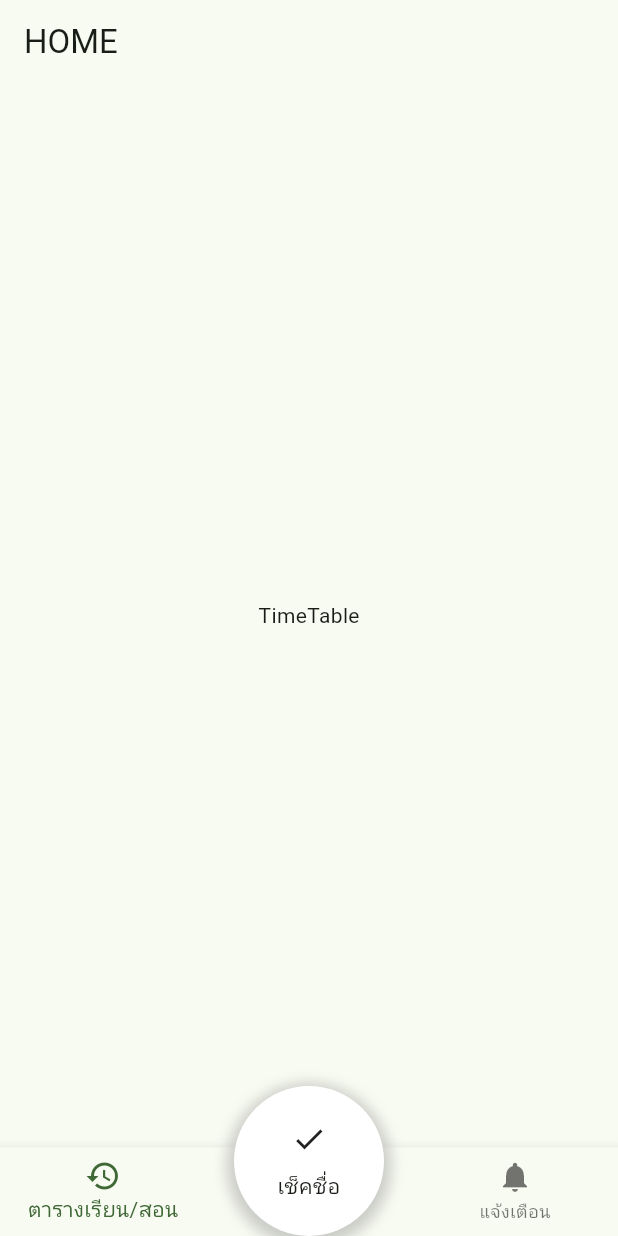
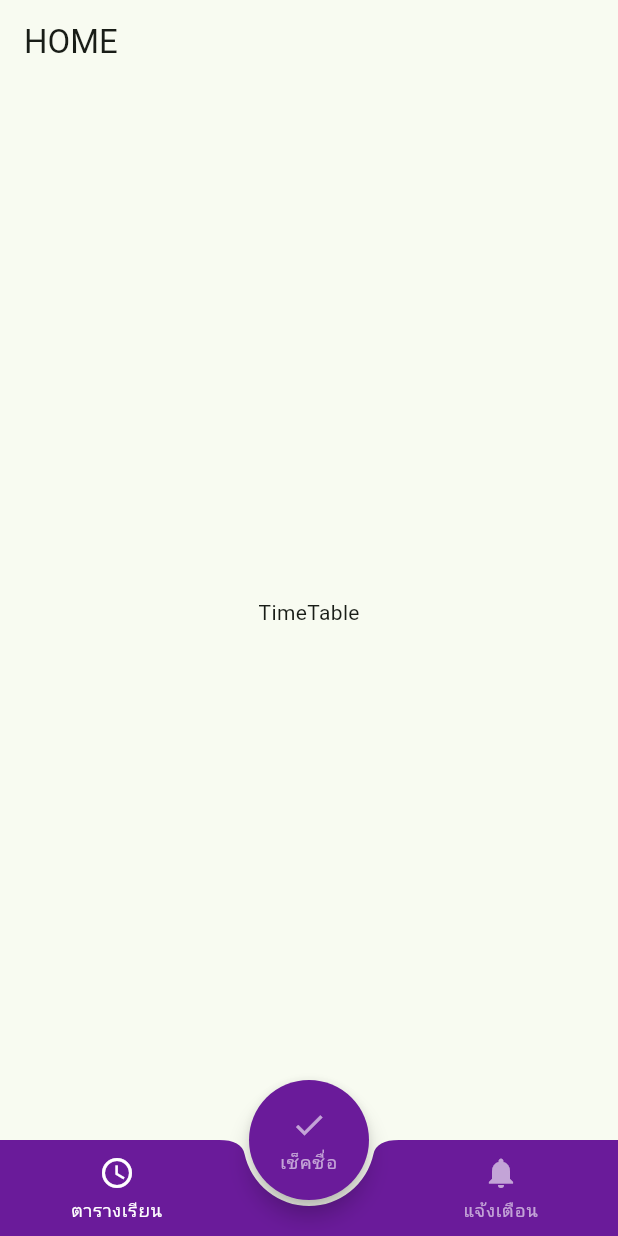
Before and after one commit to arkantuka/classroom, a Flutter app: the HomePage screen opened directly, on a phone screen of 412 x 824 dp. Run offline on Flutter 3.47's test engine with Material 3 defaults, Android fonts, the phone set to English and light mode, and no system bars.

Commit message:
Bottom App Bar update

```diff
--- a/lib/main.dart
+++ b/lib/main.dart
@@ -13,8 +13,9 @@ class MyApp extends StatelessWidget {
     return MaterialApp(
       title: 'CLASSROOM',
       theme: ThemeData(
-        colorScheme:
-            ColorScheme.fromSeed(seedColor: Color.fromARGB(255, 4, 231, 15)),
+        colorScheme: ColorScheme.fromSeed(
+          seedColor: Color.fromARGB(255, 4, 231, 15),
+        ),
         useMaterial3: true,
       ),
       home: const pinLogInPage(),
--- a/lib/pages/home/home_page.dart
+++ b/lib/pages/home/home_page.dart
@@ -2,6 +2,11 @@ import 'package:classroom/pages/home/widgets/attendance.dart';
 import 'package:classroom/pages/home/widgets/notifications.dart';
 import 'package:classroom/pages/home/widgets/time_table.dart';
 import 'package:flutter/material.dart';
+
+var kBottomBarBackgroundColor = Colors.purple[800];
+var kBottomBarForegroundActiveColor = Colors.white;
+var kBottomBarForegroundInactiveColor = Colors.white60;
+var kSplashColor = Colors.purple[600];
 
 class HomePage extends StatefulWidget {
   const HomePage({super.key});
@@ -12,6 +17,12 @@ class HomePage extends StatefulWidget {
 
 class _HomePageState extends State<HomePage> {
   int _selectedIndex = 0;
+
+  void _handleClickButton(int index) {
+    setState(() {
+      _selectedIndex = index;
+    });
+  }
 
   @override
   Widget build(BuildContext context) {
@@ -24,7 +35,7 @@ class _HomePageState extends State<HomePage> {
         case 2:
           return const AppNotifications();
         default:
-          return Text('Home Page');
+          return const TimeTable();
       }
     }
 
@@ -32,96 +43,49 @@ class _HomePageState extends State<HomePage> {
       appBar: AppBar(
         title: const Text('HOME'),
       ),
-      bottomNavigationBar: Stack(
-        clipBehavior: Clip.none,
-        children: [
-          Column(
-            mainAxisAlignment: MainAxisAlignment.end,
-            mainAxisSize: MainAxisSize.min,
-            children: [
-              BottomNavigationBar(
-                onTap: (int index) {
-                  setState(
-                    () {
-                      _selectedIndex = index;
-                    },
-                  );
-                },
-                currentIndex: _selectedIndex,
-                items: [
-                  BottomNavigationBarItem(
-                    icon: Icon(Icons.history),
-                    label: 'ตารางเรียน/สอน',
-                  ),
-                  BottomNavigationBarItem(
-                    icon: SizedBox.shrink(),
-                    label: '',
-                  ),
-                  BottomNavigationBarItem(
-                    icon: Icon(Icons.notifications),
-                    label: 'แจ้งเตือน',
-                  ),
-                ],
-              ),
-            ],
+      floatingActionButton: SizedBox(
+        width: 80.0,
+        height: 80.0,
+        child: FloatingActionButton(
+          backgroundColor: kBottomBarBackgroundColor,
+          shape: CircleBorder(),
+          onPressed: () {},
+          child: AppBottomMenuItem(
+            iconData: Icons.check,
+            text: 'เช็คชื่อ',
+            isSelected: _selectedIndex == 1,
+            onClick: () => _handleClickButton(1),
           ),
-          Positioned(
-            bottom: 0,
-            right: 0,
-            left: 0,
-            child: Center(
-              child: InkWell(
-                splashColor: Colors.pink[300],
-                onTap: () {
-                  setState(
-                    () {
-                      _selectedIndex = 1;
-                    },
-                  );
-                },
-                borderRadius: BorderRadius.circular(50.0),
-                child: Container(
-                  width: 100.0,
-                  height: 100.0,
-                  decoration: BoxDecoration(
-                    shape: BoxShape.circle,
-                    color: Colors.white,
-                    boxShadow: [
-                      BoxShadow(
-                        color: Colors.grey.withOpacity(0.5),
-                        spreadRadius: 5,
-                        blurRadius: 7,
-                        offset: Offset(0, 3),
-                      ),
-                    ],
-                  ),
-                  child: Column(
-                    mainAxisAlignment: MainAxisAlignment.center,
-                    children: [
-                      Icon(
-                        Icons.check,
-                        color: _selectedIndex == 1
-                            ? Theme.of(context).primaryColor
-                            : null, //_selectedIndex == 1 ? Colors.deepPurple : null) : null,
-                      ),
-                      SizedBox(height: 10.0),
-                      Text(
-                        'เช็คชื่อ',
-                        textAlign: TextAlign.center,
-                        style: TextStyle(
-                          color: _selectedIndex == 1
-                              ? Theme.of(context).primaryColor
-                              : null, //_selectedIndex == 1 ? Colors.deepPurple : null) : null,
-                          fontSize: _selectedIndex == 1 ? 16.0 : null,
-                        ),
-                      ),
-                    ],
-                  ),
-                ),
+        ),
+      ),
+      floatingActionButtonLocation: FloatingActionButtonLocation.centerDocked,
+      bottomNavigationBar: BottomAppBar(
+        height: 64.0,
+        padding: EdgeInsets.zero,
+        color: kBottomBarBackgroundColor,
+        shape: const CircularNotchedRectangle(),
+        child: Row(
+          mainAxisAlignment: MainAxisAlignment.spaceAround,
+          children: [
+            Expanded(
+              child: AppBottomMenuItem(
+                iconData: Icons.schedule,
+                text: 'ตารางเรียน',
+                isSelected: _selectedIndex == 0,
+                onClick: () => _handleClickButton(0),
               ),
             ),
-          ),
-        ],
+            SizedBox(width: 100.0),
+            Expanded(
+              child: AppBottomMenuItem(
+                iconData: Icons.notifications,
+                text: 'แจ้งเตือน',
+                isSelected: _selectedIndex == 2,
+                onClick: () => _handleClickButton(2),
+              ),
+            ),
+          ],
+        ),
       ),
       body: Center(
         child: _buildPageBody(),
@@ -129,3 +93,50 @@ class _HomePageState extends State<HomePage> {
     );
   }
 }
+
+class AppBottomMenuItem extends StatelessWidget {
+  AppBottomMenuItem({
+    super.key,
+    required this.iconData,
+    required this.text,
+    required this.isSelected,
+    required this.onClick,
+  });
+
+  final IconData iconData;
+  final String text;
+  final bool isSelected;
+  final VoidCallback onClick;
+
+  @override
+  Widget build(BuildContext context) {
+    var theme = Theme.of(context);
+    var color = isSelected
+        ? kBottomBarForegroundActiveColor
+        : kBottomBarForegroundInactiveColor;
+
+    return ClipOval(
+      child: Material(
+        color: Colors.transparent,
+        child: InkWell(
+          onTap: onClick,
+          child: Column(
+            mainAxisAlignment: MainAxisAlignment.center,
+            crossAxisAlignment: CrossAxisAlignment.stretch,
+            children: [
+              Icon(iconData, color: color),
+              SizedBox(height: 4.0),
+              Text(
+                text,
+                textAlign: TextAlign.center,
+                style: theme.textTheme.labelMedium!.copyWith(
+                  color: color,
+                ),
+              ),
+            ],
+          ),
+        ),
+      ),
+    );
+  }
+}
```
Also changed, not shown: 1 other file.
